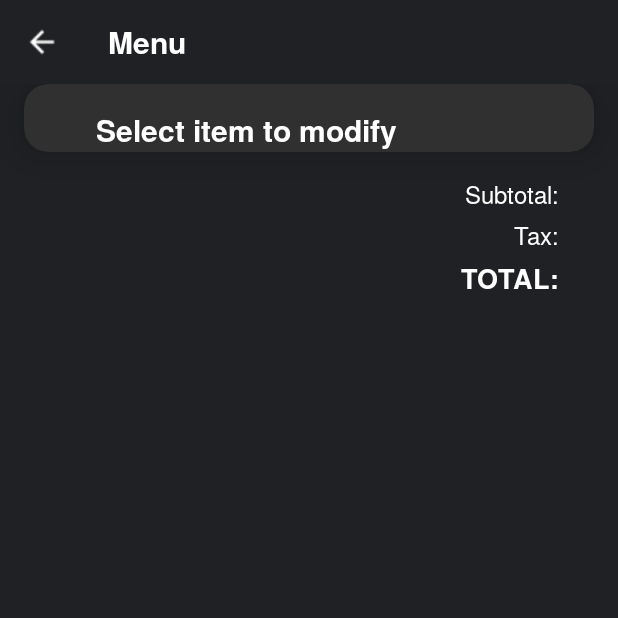
After one commit to ry-james/Mobile-Ordering-Demo, an Android app: the BagSummaryActivity screen opened directly, with no data from a screen before it, on a phone screen of 412 x 824 dp, the top half of it. The commit adds this screen. Run offline under Robolectric (Android 15) with nearby library versions, the phone set to English and light mode, and no system bars; our stand-ins replace data binding; network calls fail.

Commit message:
Bag summary

```diff
--- a/app/src/main/AndroidManifest.xml
+++ b/app/src/main/AndroidManifest.xml
@@ -13,7 +13,8 @@
         android:roundIcon="@mipmap/ic_launcher_round"
         android:supportsRtl="true"
         android:theme="@style/AppTheme">
-        <activity android:name=".activity.MenuItemDetailActivity"></activity>
+        <activity android:name=".feature.bagsummary.BagSummaryActivity"></activity>
+        <activity android:name=".activity.MenuItemDetailActivity" />
         <activity android:name=".activity.MenuActivity" />
         <activity android:name=".activity.MainActivity">
             <intent-filter>
--- /dev/null
+++ b/app/src/main/java/com/ryanjames/swabergersmobilepos/feature/bagsummary/BagSummaryActivity.kt
@@ -0,0 +1,39 @@
+package com.ryanjames.swabergersmobilepos.feature.bagsummary
+
+import android.content.Context
+import android.content.Intent
+import androidx.appcompat.app.AppCompatActivity
+import android.os.Bundle
+import androidx.databinding.DataBindingUtil
+import androidx.lifecycle.ViewModelProviders
+import com.ryanjames.swabergersmobilepos.R
+import com.ryanjames.swabergersmobilepos.base.BaseActivity
+import com.ryanjames.swabergersmobilepos.databinding.ActivityBagSummaryBinding
+import com.ryanjames.swabergersmobilepos.domain.OrderDetails
+
+private const val EXTRA_ORDER = "extra.order"
+
+class BagSummaryActivity : BaseActivity() {
+
+    private lateinit var binding: ActivityBagSummaryBinding
+    private lateinit var viewModel: BagSummaryViewModel
+
+    override fun onCreate(savedInstanceState: Bundle?) {
+        super.onCreate(savedInstanceState)
+        val orderDetails = intent.getParcelableExtra<OrderDetails>(EXTRA_ORDER)
+        binding = DataBindingUtil.setContentView(this, R.layout.activity_bag_summary)
+        viewModel = ViewModelProviders.of(this, viewModelFactory { BagSummaryViewModel(orderDetails) }).get(BagSummaryViewModel::class.java)
+        binding.viewModel = viewModel
+        binding.lifecycleOwner = this
+    }
+
+    companion object {
+
+        fun createIntent(context: Context, orderDetails: OrderDetails): Intent {
+            val intent = Intent(context, BagSummaryActivity::class.java)
+            intent.putExtra(EXTRA_ORDER, orderDetails)
+            return intent
+        }
+
+    }
+}
--- /dev/null
+++ b/app/src/main/java/com/ryanjames/swabergersmobilepos/feature/bagsummary/BagSummaryViewModel.kt
@@ -0,0 +1,33 @@
+package com.ryanjames.swabergersmobilepos.feature.bagsummary
+
+import androidx.lifecycle.LiveData
+import androidx.lifecycle.MutableLiveData
+import androidx.lifecycle.ViewModel
+import com.ryanjames.swabergersmobilepos.domain.OrderDetails
+import com.ryanjames.swabergersmobilepos.helper.toTwoDigitString
+
+class BagSummaryViewModel(orderDetails: OrderDetails) : ViewModel() {
+
+    var orderDetails: OrderDetails = orderDetails
+        set(value) {
+            field = value
+            _tax.value = value.tax.toTwoDigitString()
+            _subtotal.value = value.subTotal.toTwoDigitString()
+            _total.value = "PHP. ${value.total.toTwoDigitString()}"
+        }
+
+    private val _tax = MutableLiveData<String>()
+    val tax: LiveData<String>
+        get() = _tax
+
+    private val _subtotal = MutableLiveData<String>()
+    val subtotal: LiveData<String>
+        get() = _subtotal
+
+
+    private val _total = MutableLiveData<String>()
+    val total: LiveData<String>
+        get() = _total
+
+
+}
--- /dev/null
+++ b/app/src/main/res/layout/activity_bag_summary.xml
@@ -0,0 +1,157 @@
+<?xml version="1.0" encoding="utf-8"?>
+
+<layout xmlns:android="http://schemas.android.com/apk/res/android"
+    xmlns:app="http://schemas.android.com/apk/res-auto"
+    xmlns:tools="http://schemas.android.com/tools"
+    tools:context=".feature.bagsummary.BagSummaryActivity">
+
+    <data>
+
+        <variable
+            name="viewModel"
+            type="com.ryanjames.swabergersmobilepos.feature.bagsummary.BagSummaryViewModel" />
+
+    </data>
+
+    <LinearLayout
+        android:layout_width="match_parent"
+        android:layout_height="match_parent"
+        android:background="@color/colorPrimary"
+        android:orientation="vertical">
+
+        <include layout="@layout/redesign_toolbar" />
+
+        <ScrollView
+            android:layout_width="match_parent"
+            android:layout_height="match_parent">
+
+            <androidx.constraintlayout.widget.ConstraintLayout
+                android:layout_width="match_parent"
+                android:layout_height="wrap_content">
+
+
+                <TextView
+                    android:id="@+id/tvTotalLabel"
+                    android:layout_width="wrap_content"
+                    android:layout_height="wrap_content"
+                    android:layout_marginEnd="24dp"
+                    android:fontFamily="@font/texgyreheros_bold"
+                    android:text="@string/total"
+                    android:textAlignment="textEnd"
+                    android:textColor="@android:color/white"
+                    android:textSize="18sp"
+                    app:layout_constraintBottom_toBottomOf="parent"
+                    app:layout_constraintEnd_toStartOf="@+id/tvTotal"
+                    app:layout_constraintTop_toTopOf="@+id/tvTotal" />
+
+                <TextView
+                    android:id="@+id/tvTaxLabel"
+                    android:layout_width="wrap_content"
+                    android:layout_height="wrap_content"
+                    android:fontFamily="@font/texgyreheros_regular"
+                    android:text="@string/tax"
+                    android:textAlignment="textEnd"
+                    android:textColor="@android:color/white"
+                    android:textSize="16sp"
+                    app:layout_constraintBottom_toBottomOf="@+id/tvTax"
+                    app:layout_constraintEnd_toEndOf="@+id/tvTotalLabel"
+                    app:layout_constraintTop_toTopOf="@+id/tvTax" />
+
+                <TextView
+                    android:id="@+id/tvSubtotalLabel"
+                    android:layout_width="wrap_content"
+                    android:layout_height="wrap_content"
+                    android:fontFamily="@font/texgyreheros_regular"
+                    android:text="@string/subtotal"
+                    android:textAlignment="textEnd"
+                    android:textColor="@android:color/white"
+                    android:textSize="16sp"
+                    app:layout_constraintBottom_toBottomOf="@+id/tvSubtotal"
+                    app:layout_constraintEnd_toEndOf="@+id/tvTotalLabel"
+                    app:layout_constraintTop_toTopOf="@+id/tvSubtotal" />
+
+                <TextView
+                    android:id="@+id/tvTotal"
+                    android:layout_width="wrap_content"
+                    android:layout_height="wrap_content"
+                    android:layout_marginTop="4dp"
+                    android:fontFamily="@font/texgyreheros_bold"
+                    android:text="@{viewModel.total}"
+                    android:textAlignment="textEnd"
+                    android:textColor="@android:color/white"
+                    android:textSize="18sp"
+                    app:layout_constraintEnd_toEndOf="@+id/tvTax"
+                    app:layout_constraintTop_toBottomOf="@+id/tvTax" />
+
+                <TextView
+                    android:id="@+id/tvTax"
+                    android:layout_width="wrap_content"
+                    android:layout_height="wrap_content"
+                    android:layout_marginTop="4dp"
+                    android:fontFamily="@font/texgyreheros_regular"
+                    android:text="@{viewModel.tax}"
+                    android:textAlignment="textEnd"
+                    android:textColor="@color/colorLightGray"
+                    android:textSize="16sp"
+                    app:layout_constraintEnd_toEndOf="@+id/tvSubtotal"
+                    app:layout_constraintTop_toBottomOf="@id/tvSubtotal" />
+
+                <TextView
+                    android:id="@+id/tvSubtotal"
+                    android:layout_width="wrap_content"
+                    android:layout_height="wrap_content"
+                    android:layout_marginTop="16dp"
+                    android:fontFamily="@font/texgyreheros_regular"
+                    android:text="@{viewModel.subtotal}"
+                    android:textAlignment="textEnd"
+                    android:textColor="@color/colorLightGray"
+                    android:textSize="16sp"
+                    app:layout_constraintEnd_toEndOf="@+id/bgCard"
+                    app:layout_constraintTop_toBottomOf="@id/bgCard" />
+
+                <androidx.cardview.widget.CardView
+                    android:id="@+id/bgCard"
+                    android:layout_width="0dp"
+                    android:layout_height="0dp"
+                    android:layout_marginStart="16dp"
+                    android:layout_marginEnd="16dp"
+                    android:clipToPadding="false"
+                    app:cardBackgroundColor="@color/colorBackgroundGray"
+                    app:cardCornerRadius="16dp"
+                    app:cardElevation="16dp"
+                    app:layout_constraintBottom_toBottomOf="@id/rvItems"
+                    app:layout_constraintEnd_toEndOf="parent"
+                    app:layout_constraintStart_toStartOf="parent"
+                    app:layout_constraintTop_toTopOf="parent" />
+
+                <TextView
+                    android:id="@+id/textView2"
+                    android:layout_width="wrap_content"
+                    android:layout_height="wrap_content"
+                    android:layout_marginStart="64dp"
+                    android:layout_marginTop="16dp"
+                    android:elevation="20dp"
+                    android:fontFamily="@font/texgyreheros_bold"
+                    android:text="@string/select_item_to_modify"
+                    android:textColor="@android:color/white"
+                    android:textSize="20sp"
+                    app:layout_constraintStart_toStartOf="parent"
+                    app:layout_constraintTop_toTopOf="@id/bgCard" />
+
+                <androidx.recyclerview.widget.RecyclerView
+                    android:id="@+id/rvItems"
+                    android:layout_width="0dp"
+                    android:layout_height="match_parent"
+                    android:elevation="20dp"
+                    app:layout_constraintEnd_toEndOf="@id/bgCard"
+                    app:layout_constraintStart_toStartOf="@id/bgCard"
+                    app:layout_constraintTop_toBottomOf="@id/textView2" />
+
+
+            </androidx.constraintlayout.widget.ConstraintLayout>
+
+        </ScrollView>
+
+    </LinearLayout>
+
+</layout>
--- a/app/src/main/res/layout/redesign_toolbar.xml
+++ b/app/src/main/res/layout/redesign_toolbar.xml
@@ -6,27 +6,28 @@
     android:background="@color/colorPrimary"
     android:minHeight="?attr/actionBarSize"
     android:paddingStart="16dp"
-    android:paddingEnd="32dp"
+    android:paddingEnd="16dp"
     app:contentInsetEnd="0dp"
     app:contentInsetStart="0dp">
 
 
-<!--    <ImageView-->
-<!--        android:id="@+id/ivToolbarUp"-->
-<!--        android:layout_width="18dp"-->
-<!--        android:layout_height="18dp"-->
-<!--        android:layout_alignParentStart="true"-->
-<!--        android:layout_centerHorizontal="true"-->
-<!--        android:layout_centerVertical="true"-->
-<!--        android:layout_marginStart="16dp"-->
-<!--        android:layout_marginEnd="32dp"-->
-<!--        android:scaleType="fitCenter"-->
-<!--        android:tint="@android:color/white" />-->
+    <ImageView
+        android:id="@+id/ivToolbarUp"
+        android:layout_width="24dp"
+        android:layout_height="24dp"
+        android:layout_alignParentStart="true"
+        android:layout_centerHorizontal="true"
+        android:layout_centerVertical="true"
+        android:layout_marginEnd="32dp"
+        android:scaleType="centerCrop"
+        android:src="@drawable/ic_arrow_back"
+        android:tint="@android:color/white" />
 
     <TextView
         android:id="@+id/tvToolbarText"
         android:layout_width="wrap_content"
         android:layout_height="wrap_content"
+        android:textSize="20sp"
         android:fontFamily="@font/texgyreheros_bold"
         android:text="Menu"
         android:textAppearance="?android:attr/textAppearanceLarge"
--- a/app/src/main/res/values/strings.xml
+++ b/app/src/main/res/values/strings.xml
@@ -12,4 +12,8 @@
     <string name="price_delta">+%.2f</string>
     <string name="none_selected">None Selected</string>
     <string name="meal_options">MEAL OPTIONS</string>
+    <string name="select_item_to_modify">Select item to modify</string>
+    <string name="total">TOTAL:</string>
+    <string name="tax">Tax:</string>
+    <string name="subtotal">Subtotal:</string>
 </resources>
--- a/app/src/main/res/xml/collapsing_toolbar.xml
+++ b/app/src/main/res/xml/collapsing_toolbar.xml
@@ -24,7 +24,7 @@
             android:id="@id/title"
             android:layout_width="0dp"
             android:layout_height="wrap_content"
-            android:layout_marginStart="16dp"
+            android:layout_marginStart="32dp"
             android:scaleX="0.67"
             android:scaleY="0.67"
             app:layout_constraintBottom_toBottomOf="@id/iv_back"
```
Also changed, not shown: app/src/main/java/com/ryanjames/swabergersmobilepos/activity/MenuActivity.kt (+8 -1 lines), app/src/main/java/com/ryanjames/swabergersmobilepos/domain/LineItem.kt (+14 -1 lines), app/src/main/java/com/ryanjames/swabergersmobilepos/domain/Menu.kt (+5 -13 lines), app/src/main/java/com/ryanjames/swabergersmobilepos/domain/OrderDetails.kt (added, +25 -0 lines), app/src/main/java/com/ryanjames/swabergersmobilepos/feature/menuitemdetail/MenuItemDetailActivity.kt (+12 -3 lines), app/src/main/java/com/ryanjames/swabergersmobilepos/fragments/MenuListFragment.kt (+15 -1 lines), app/src/main/java/com/ryanjames/swabergersmobilepos/viewmodels/MenuActivityViewModel.kt (+7 -0 lines), app/src/main/res/layout/activity_menu.xml (+12 -7 lines), app/src/main/res/layout/row_bag_item.xml (added, +65 -0 lines).
